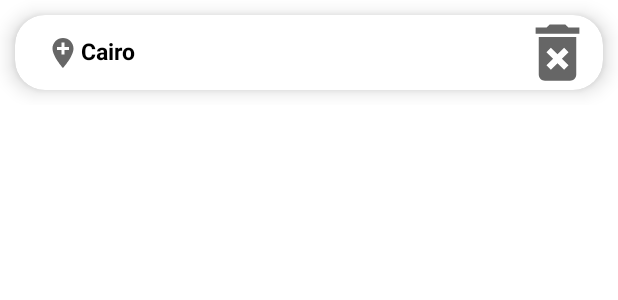
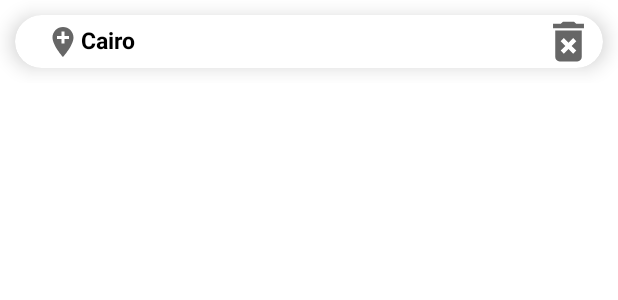
Before and after one commit to Amin-0-1/NotiWeather, an Android app: the layout favourite_item.xml on its own in the app's theme, with its tools: preview values and no code run, on a phone screen of 412 x 824 dp. Shown: the top 300 px of the screen. Run offline under Robolectric (Android 15) with nearby library versions, the phone set to English and light mode, and no system bars.

Commit message:
run app first time fixed

```diff
--- a/app/build.gradle
+++ b/app/build.gradle
@@ -80,7 +80,7 @@ dependencies {
     implementation "com.squareup.picasso:picasso:$picasso"
 
     //location
-    implementation 'com.google.android.gms:play-services-location:18.0.0'
+    implementation 'com.google.android.gms:play-services-location:17.1.0'
 
     //map
     implementation "com.google.android.gms:play-services-maps:$map_version"
@@ -88,7 +88,4 @@ dependencies {
     implementation 'androidx.multidex:multidex:2.0.1'
 
 
-
-
-
 }
--- a/app/src/main/res/drawable/ic_delete_forever_24.xml
+++ b/app/src/main/res/drawable/ic_delete_forever_24.xml
@@ -1,5 +1,5 @@
-<vector android:height="50dp" android:tint="?attr/colorControlNormal"
+<vector android:height="35dp" android:tint="?attr/colorControlNormal"
     android:viewportHeight="24" android:viewportWidth="24"
-    android:width="50dp" xmlns:android="http://schemas.android.com/apk/res/android">
+    android:width="35dp" xmlns:android="http://schemas.android.com/apk/res/android">
     <path android:fillColor="@android:color/white" android:pathData="M6,19c0,1.1 0.9,2 2,2h8c1.1,0 2,-0.9 2,-2L18,7L6,7v12zM8.46,11.88l1.41,-1.41L12,12.59l2.12,-2.12 1.41,1.41L13.41,14l2.12,2.12 -1.41,1.41L12,15.41l-2.12,2.12 -1.41,-1.41L10.59,14l-2.13,-2.12zM15.5,4l-1,-1h-5l-1,1L5,4v2h14L19,4z"/>
 </vector>
```
Also changed, not shown: app/src/main/java/com/example/forecast_mvvm/MyMap.kt (+3 -20 lines), app/src/main/java/com/example/forecast_mvvm/screens/favourite/FavouriteViewModel.kt (+6 -4 lines), app/src/main/java/com/example/forecast_mvvm/screens/home/WeatherFragment.kt (+12 -2 lines), app/src/main/java/com/example/forecast_mvvm/screens/home/WeatherViewModel.kt (+16 -4 lines).
